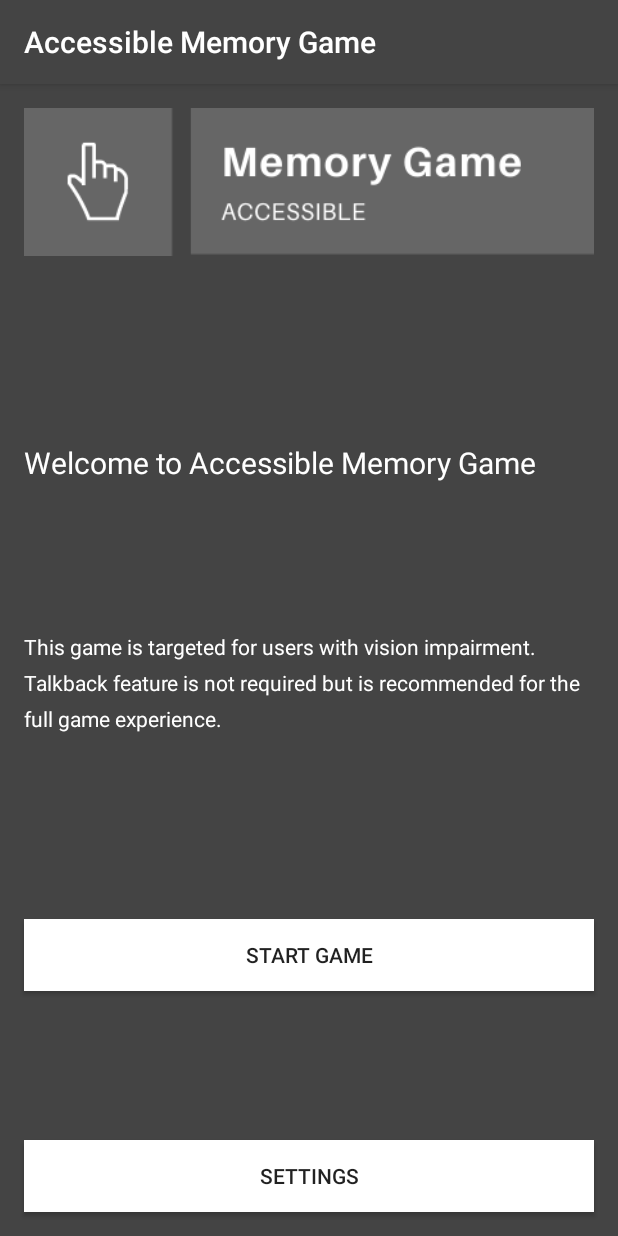
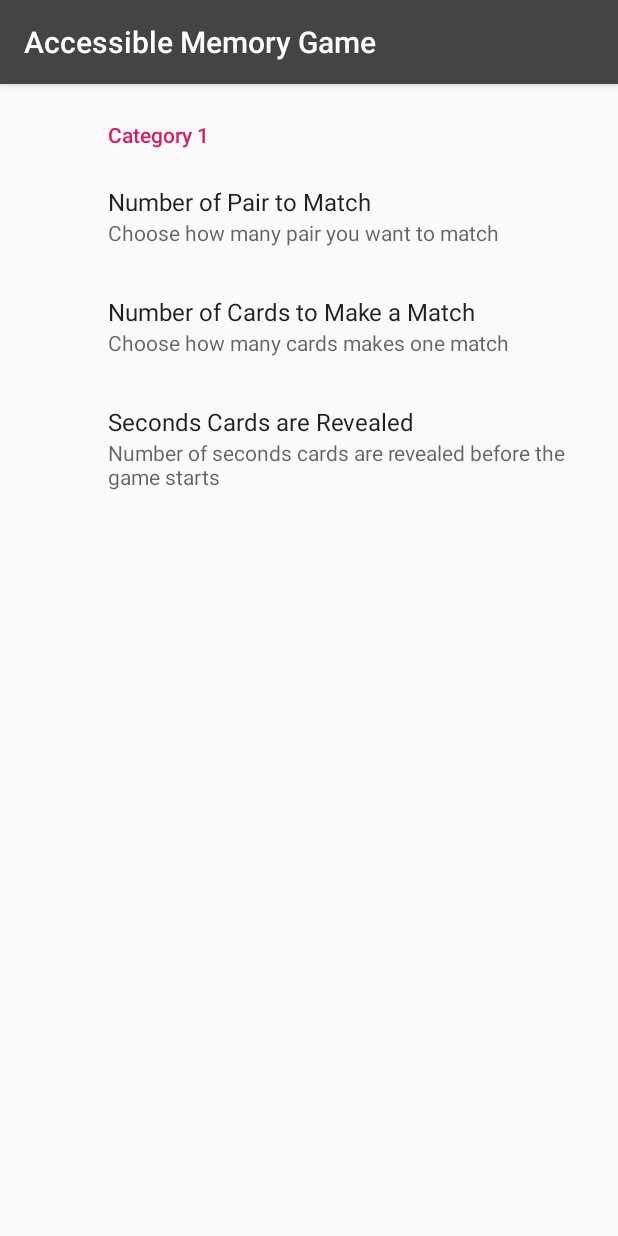
Before and after one commit to danielminami/accessible_memory_game_shopify, an Android app: the screen it shows after launch (MainActivity), after a tap on "SETTINGS", on a phone screen of 412 x 824 dp. Run offline under Robolectric (Android 15) with nearby library versions, the phone set to English and light mode, and no system bars; our stand-ins replace ButterKnife, androidx.preference; pictures from the network do not load.

Commit message:
Added SettingsFragment and turned Config Dynamic.

```diff
--- a/app/build.gradle
+++ b/app/build.gradle
@@ -27,6 +27,8 @@ dependencies {
     implementation 'com.android.support:appcompat-v7:28.0.0'
     implementation 'com.android.support:design:28.0.0'
     implementation 'com.android.support:support-v4:28.0.0'
+    implementation 'com.android.support:preference-v7:28.0.0'
+    implementation 'com.android.support:preference-v14:28.0.0'
     implementation 'com.android.support:support-fragment:28.0.0'
     implementation 'com.android.support:support-compat:28.0.0'
     implementation 'com.android.support.constraint:constraint-layout:1.1.3'
--- a/app/src/main/AndroidManifest.xml
+++ b/app/src/main/AndroidManifest.xml
@@ -2,7 +2,7 @@
 <manifest xmlns:android="http://schemas.android.com/apk/res/android"
     package="com.minamid.accessiblememorygame">
 
-    <uses-permission android:name="android.permission.INTERNET"/>
+    <uses-permission android:name="android.permission.INTERNET" />
 
     <application
         android:allowBackup="true"
--- /dev/null
+++ b/app/src/main/java/com/minamid/accessiblememorygame/ui/SettingsFragment.java
@@ -0,0 +1,19 @@
+package com.minamid.accessiblememorygame.ui;
+
+import android.os.Bundle;
+import android.support.v7.preference.PreferenceFragmentCompat;
+
+import com.minamid.accessiblememorygame.R;
+
+public class SettingsFragment extends PreferenceFragmentCompat {
+
+    public static SettingsFragment newInstance() {
+        return new SettingsFragment();
+    }
+
+    @Override
+    public void onCreatePreferences(Bundle bundle, String s) {
+        addPreferencesFromResource(R.xml.pref_general);
+    }
+
+}
--- a/app/src/main/java/com/minamid/accessiblememorygame/util/Config.java
+++ b/app/src/main/java/com/minamid/accessiblememorygame/util/Config.java
@@ -3,7 +3,7 @@ package com.minamid.accessiblememorygame.util;
 import java.io.File;
 
 public class Config {
-    private static final Config ourInstance = new Config();
+    private static final Config configInstance = new Config();
 
     public static final String URL = "https://shopicruit.myshopify.com/";
     public static final String IMAGE_LIST_ENDPOINT = "/admin/products.json?page=1&access_token=c32313df0d0ef512ca64d5b336a0d7c6";
@@ -12,13 +12,13 @@ public class Config {
 
     // TODO: Make it dynamic
     // Configurations defined in the SettingsFragment
-    private int pairsToMatchToCompleteGame = 10;
-    private int numOfCardsToMakeMatch = 2;
-    private int numberOfCards = pairsToMatchToCompleteGame * numOfCardsToMakeMatch;
-    private int timeBoardRevealed = 10;
+    private int pairsToMatchToCompleteGame;
+    private int numOfCardsToMakeMatch;
+    private int numberOfCards;
+    private int timeBoardRevealed;
 
     public static Config getInstance() {
-        return ourInstance;
+        return configInstance;
     }
 
     private Config() {
@@ -67,7 +67,7 @@ public class Config {
      * @return number of cards
      */
     public int getNumberOfCards() {
-        return numberOfCards;
+        return pairsToMatchToCompleteGame * numOfCardsToMakeMatch;
     }
 
     /**
--- /dev/null
+++ b/app/src/main/res/values/arrays.xml
@@ -0,0 +1,36 @@
+<?xml version="1.0" encoding="utf-8"?>
+<resources>
+    <string-array name="preference_num_of_matches_per_game_entries">
+        <item>Easy - 10 pairs to match</item>
+        <item>Normal - 12 pairs to match</item>
+        <item>Hard - 14 pairs to match</item>
+    </string-array>
+    <string-array name="preference_num_of_matches_per_game_values">
+        <item>10</item>
+        <item>12</item>
+        <item>14</item>
+    </string-array>
+
+    <string-array name="preference_num_of_cards_to_form_match_entries">
+        <item>Easy - 2 cards form a match</item>
+        <item>Normal - 3 cards form a match</item>
+        <item>Hard - 4 cards form a match</item>
+    </string-array>
+    <string-array name="preference_num_of_cards_to_form_match_values">
+        <item>2</item>
+        <item>3</item>
+        <item>4</item>
+    </string-array>
+
+    <string-array name="preference_time_revealed_entries">
+        <item>Easy - 30 seconds</item>
+        <item>Normal - 20 seconds</item>
+        <item>Hard - 10 seconds</item>
+    </string-array>
+    <string-array name="preference_time_revealed_values">
+        <item>30</item>
+        <item>20</item>
+        <item>10</item>
+    </string-array>
+
+</resources>
--- a/app/src/main/res/values/strings.xml
+++ b/app/src/main/res/values/strings.xml
@@ -31,5 +31,25 @@
     <string name="txt_user_moves">Moves: %d</string>
     <string name="txt_remaining_pairs">Remaining Pairs: %d</string>
     <string name="btn_restart_game">Restart Game</string>
+    <string name="title_activity_settings">Settings</string>
+
+    <!-- Strings related to Settings -->
+        <!-- Pairs to Match Tile -->
+        <string name="preference_num_of_matches_per_game_dialog_title">Number of Pair to Match</string>
+        <string name="preference_num_of_matches_per_game_key">num_of_matches_per_game</string>
+        <string name="preference_num_of_matches_per_game_summary">Choose how many pair you want to match</string>
+        <string name="preference_num_of_matches_per_game_title">Number of Pair to Match</string>
+
+        <!-- Cards to form a Match Tile -->
+        <string name="preference_num_of_cards_to_form_match_dialog_title">Number of Cards to Make a Match</string>
+        <string name="preference_num_of_cards_to_form_match_key">preference_num_of_cards_to_form_match</string>
+        <string name="preference_num_of_cards_to_form_match_summary">Choose how many cards makes one match</string>
+        <string name="preference_num_of_cards_to_form_match_title">Number of Cards to Make a Match</string>
+
+        <!-- Time Revealed Tile -->
+        <string name="preference_time_revealed_dialog_title">Seconds Cards are Revealed</string>
+        <string name="preference_time_revealed_key">preference_time_revealed_key</string>
+        <string name="preference_time_revealed_summary">Number of seconds cards are revealed before the game starts</string>
+        <string name="preference_time_revealed_title">Seconds Cards are Revealed</string>
 
 </resources>
--- a/app/src/main/res/values/styles.xml
+++ b/app/src/main/res/values/styles.xml
@@ -6,6 +6,9 @@
         <item name="colorPrimary">@color/colorPrimary</item>
         <item name="colorPrimaryDark">@color/colorPrimaryDark</item>
         <item name="colorAccent">@color/colorAccent</item>
+        <!--<item name="preferenceTheme">@style/PreferenceThemeOverlay</item>-->
+        <item name="preferenceTheme">@style/PreferenceThemeOverlay.v14.Material</item>
+
     </style>
 
 </resources>
--- /dev/null
+++ b/app/src/main/res/xml/pref_general.xml
@@ -0,0 +1,36 @@
+<android.support.v7.preference.PreferenceScreen
+    xmlns:android="http://schemas.android.com/apk/res/android">
+
+    <android.support.v7.preference.PreferenceCategory
+        android:title="Category 1">
+
+        <ListPreference
+            android:defaultValue="10"
+            android:dialogTitle="@string/preference_num_of_matches_per_game_dialog_title"
+            android:entries="@array/preference_num_of_matches_per_game_entries"
+            android:entryValues="@array/preference_num_of_matches_per_game_values"
+            android:key="@string/preference_num_of_matches_per_game_key"
+            android:summary="@string/preference_num_of_matches_per_game_summary"
+            android:title="@string/preference_num_of_matches_per_game_title" />
+
+        <ListPreference
+            android:defaultValue="2"
+            android:dialogTitle="@string/preference_num_of_cards_to_form_match_dialog_title"
+            android:entries="@array/preference_num_of_cards_to_form_match_entries"
+            android:entryValues="@array/preference_num_of_cards_to_form_match_values"
+            android:key="@string/preference_num_of_cards_to_form_match_key"
+            android:summary="@string/preference_num_of_cards_to_form_match_summary"
+            android:title="@string/preference_num_of_cards_to_form_match_title" />
+
+        <ListPreference
+            android:defaultValue="10"
+            android:dialogTitle="@string/preference_time_revealed_dialog_title"
+            android:entries="@array/preference_time_revealed_entries"
+            android:entryValues="@array/preference_time_revealed_values"
+            android:key="@string/preference_time_revealed_key"
+            android:summary="@string/preference_time_revealed_summary"
+            android:title="@string/preference_time_revealed_title" />
+
+    </android.support.v7.preference.PreferenceCategory>
+
+</android.support.v7.preference.PreferenceScreen>
```
Also changed, not shown: app/src/main/java/com/minamid/accessiblememorygame/model/MemoryCard.java (+9 -0 lines), app/src/main/java/com/minamid/accessiblememorygame/ui/GameBoardFragment.java (+9 -0 lines), app/src/main/java/com/minamid/accessiblememorygame/ui/MainFragment.java (+16 -3 lines), app/src/main/res/drawable/ic_info_black_24dp.xml (added, +9 -0 lines), app/src/main/res/drawable/ic_notifications_black_24dp.xml (added, +9 -0 lines), app/src/main/res/drawable/ic_sync_black_24dp.xml (added, +9 -0 lines), app/src/main/res/layout/settings_fragment.xml (added, +13 -0 lines).
